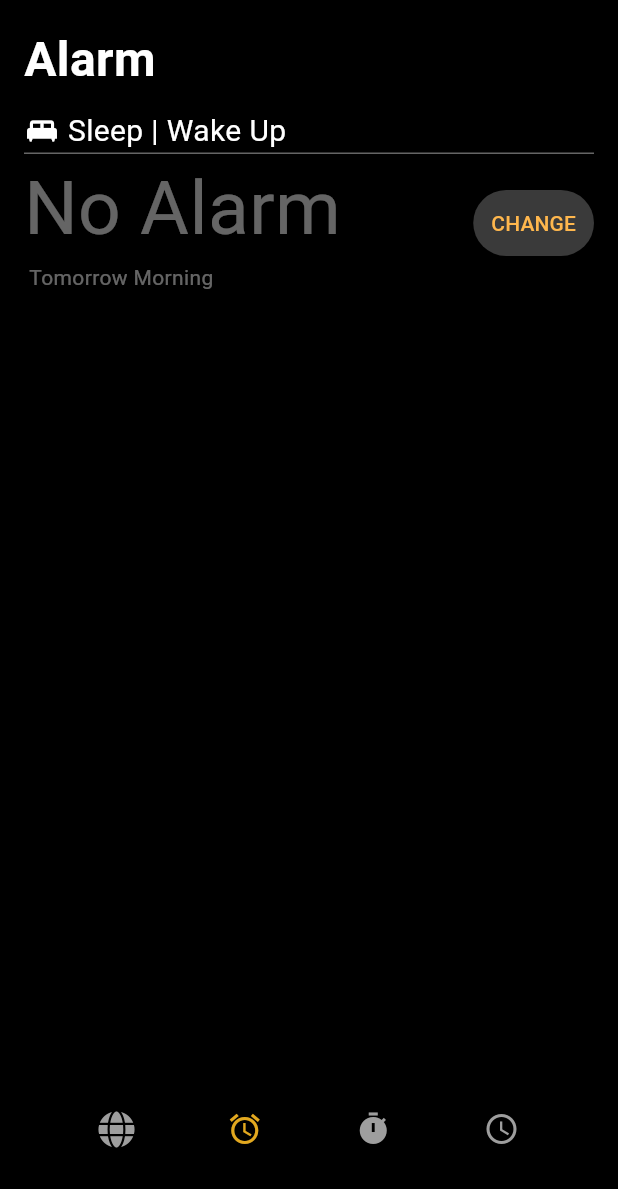
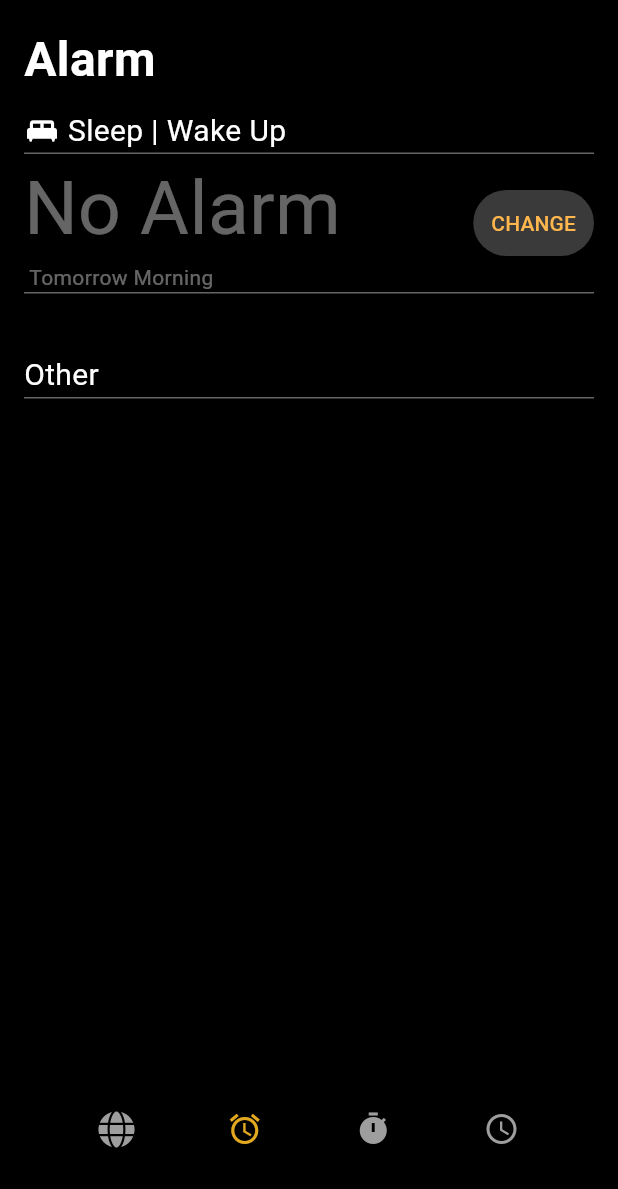
Before and after one commit to muhammadharoon26/Apple-Alarm-App-Clone-Project, a Flutter app: the screen it shows after launch, swiped to page 2, on a phone screen of 412 x 824 dp, the part 47-1236 px from its top. Run offline on Flutter 3.47's test engine with Material 3 defaults, Android fonts, the light colour scheme and no system bars; our stand-ins replace font_awesome_flutter.

Commit message:
"Added divider and 'Other' section to AlarmPageState"

```diff
--- a/apple_clone_alarm_project/lib/alarm.dart
+++ b/apple_clone_alarm_project/lib/alarm.dart
@@ -122,6 +122,19 @@ class _AlarmPageState extends State<AlarmPageState> {
                     )
                   ],
                 ),
+                const Divider(
+                  height: 1,
+                  color: Color.fromARGB(105, 245, 245, 245),
+                ),
+                SizedBox(
+                  height: 40,
+                ),
+                Text('Other',
+                    style: TextStyle(color: Colors.white, fontSize: 20)),
+                const Divider(
+                  height: 1,
+                  color: Color.fromARGB(105, 245, 245, 245),
+                ),
               ],
             ),
           ),
```
